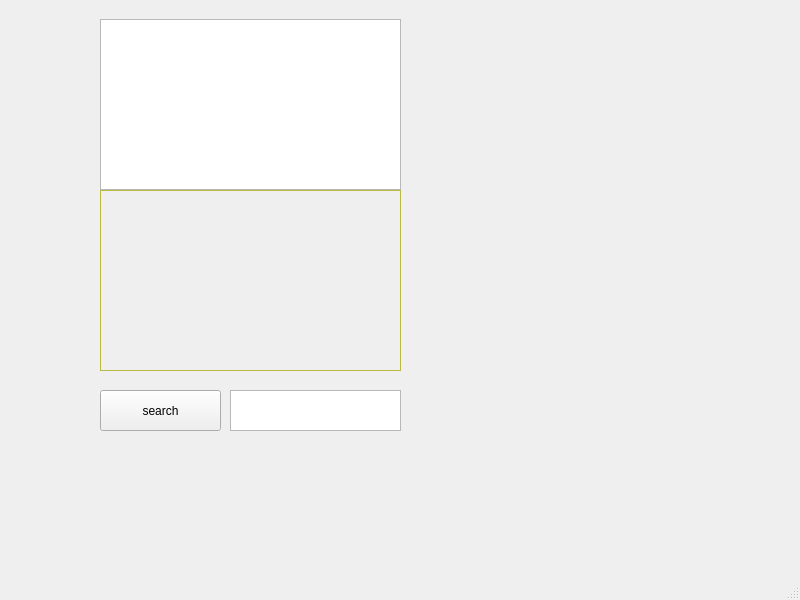
Before: the Qt Designer form mainwindow.ui in amardaus/T9-keyboard, drawn with Qt 5.
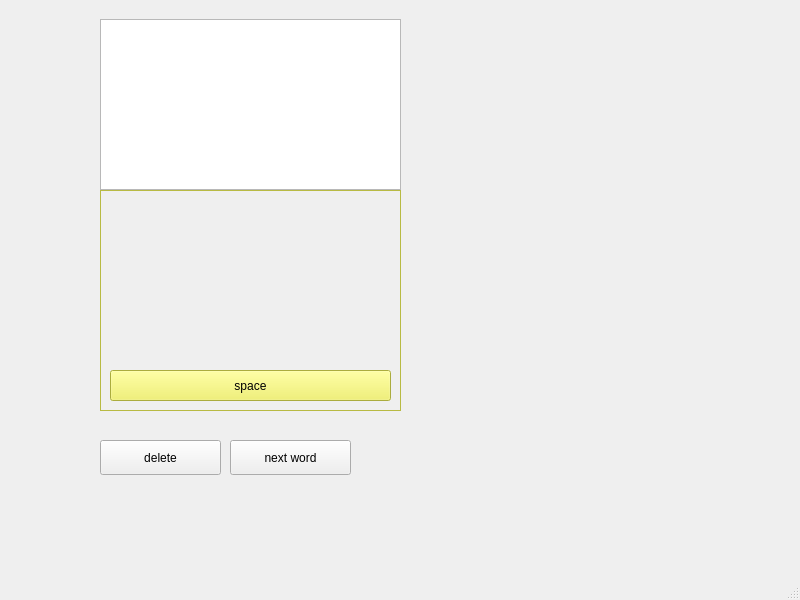
After: the same form once the commit is applied.

Commit message: Delete and next button

Diff of the .ui file:
```diff
--- a/mainwindow.ui
+++ b/mainwindow.ui
@@ -20,7 +20,7 @@
       <x>100</x>
       <y>190</y>
       <width>301</width>
-      <height>181</height>
+      <height>221</height>
      </rect>
     </property>
     <property name="palette">
@@ -489,6 +489,19 @@
       </property>
      </layout>
     </widget>
+    <widget class="QPushButton" name="spaceButton">
+     <property name="geometry">
+      <rect>
+       <x>10</x>
+       <y>180</y>
+       <width>281</width>
+       <height>31</height>
+      </rect>
+     </property>
+     <property name="text">
+      <string>space</string>
+     </property>
+    </widget>
    </widget>
    <widget class="QTextEdit" name="textEdit">
     <property name="enabled">
@@ -507,24 +520,27 @@
     <property name="geometry">
      <rect>
       <x>100</x>
-      <y>390</y>
+      <y>440</y>
       <width>121</width>
-      <height>41</height>
+      <height>35</height>
      </rect>
     </property>
     <property name="text">
-     <string>search</string>
+     <string>delete</string>
     </property>
    </widget>
-   <widget class="QTextEdit" name="words">
+   <widget class="QPushButton" name="nextBtn">
     <property name="geometry">
      <rect>
       <x>230</x>
-      <y>390</y>
-      <width>171</width>
-      <height>41</height>
+      <y>440</y>
+      <width>121</width>
+      <height>35</height>
      </rect>
     </property>
+    <property name="text">
+     <string>next word</string>
+    </property>
    </widget>
   </widget>
   <widget class="QMenuBar" name="menubar">
```
Left out of the diff: 4 changed lines with no effect on the pictures. The commit also changes 2 other files.
